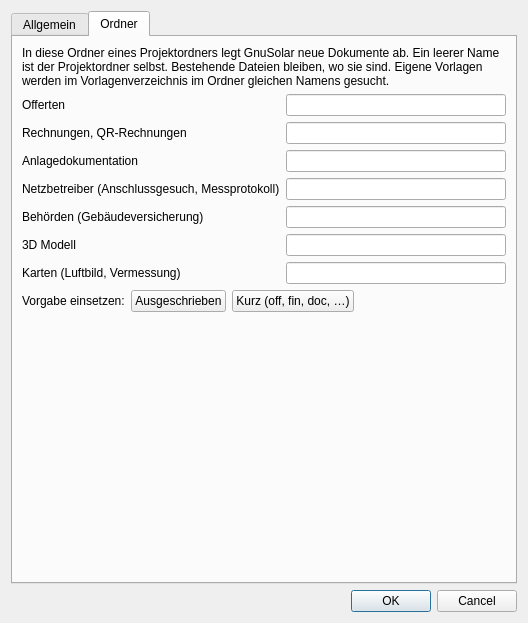
This is Ui/Preferences.ui in GnuSolar/GnuSolar as Qt 5 draws it before an edit. The edited form follows.
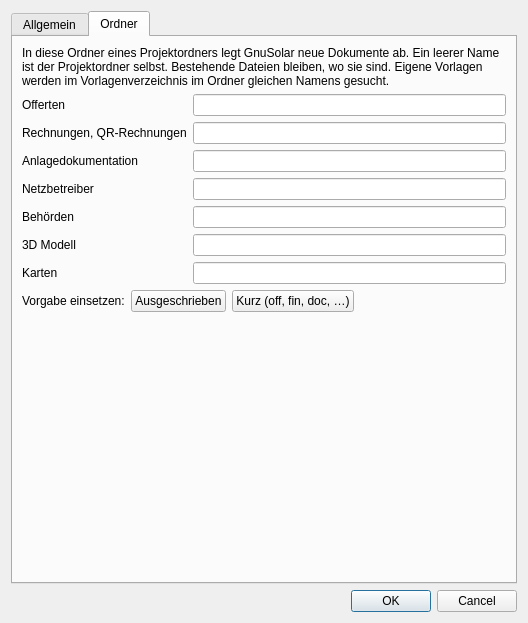
This is the edited form. The open tabs and pages were chosen to show the change.

Commit message:
Preferences: shorter labels in the tab Ordner
What goes into the folders of the grid operator, the authorities and the
maps is a tooltip now.

The edit to the form file:
```diff
--- a/Ui/Preferences.ui
+++ b/Ui/Preferences.ui
@@ -502,7 +502,7 @@
          <item row="3" column="0">
           <widget class="QLabel" name="folderLabel_gridOperator">
            <property name="text">
-            <string>Netzbetreiber (Anschlussgesuch, Messprotokoll)</string>
+            <string>Netzbetreiber</string>
            </property>
           </widget>
          </item>
@@ -512,7 +512,7 @@
          <item row="4" column="0">
           <widget class="QLabel" name="folderLabel_authorities">
            <property name="text">
-            <string>Behörden (Gebäudeversicherung)</string>
+            <string>Behörden</string>
            </property>
           </widget>
          </item>
@@ -532,7 +532,7 @@
          <item row="6" column="0">
           <widget class="QLabel" name="folderLabel_maps">
            <property name="text">
-            <string>Karten (Luftbild, Vermessung)</string>
+            <string>Karten</string>
            </property>
           </widget>
          </item>
```
Left out of the diff: 27 changed lines with no effect on the pictures. The commit also changes 1 other file.
